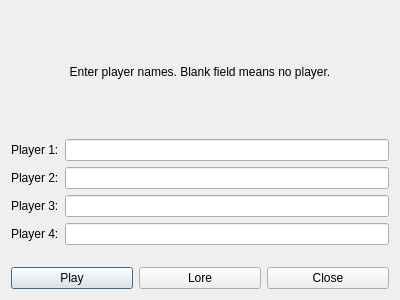
Qt form Game/dialog.ui (nikkenu/Programming-3-Techniques) before a commit.
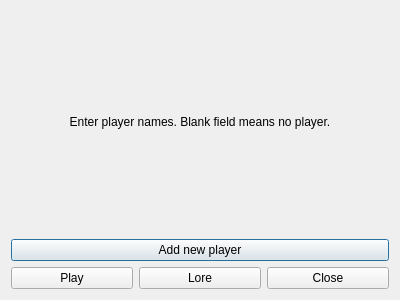
The same form after that commit.

```diff
--- a/Game/dialog.ui
+++ b/Game/dialog.ui
@@ -25,48 +25,14 @@
     </widget>
    </item>
    <item>
-    <layout class="QFormLayout" name="formLayout">
-     <item row="0" column="0">
-      <widget class="QLabel" name="p1Label">
-       <property name="text">
-        <string>Player 1:</string>
-       </property>
-      </widget>
-     </item>
-     <item row="0" column="1">
-      <widget class="QLineEdit" name="p1Name"/>
-     </item>
-     <item row="1" column="0">
-      <widget class="QLabel" name="p2Label">
-       <property name="text">
-        <string>Player 2:</string>
-       </property>
-      </widget>
-     </item>
-     <item row="1" column="1">
-      <widget class="QLineEdit" name="p2Name"/>
-     </item>
-     <item row="2" column="0">
-      <widget class="QLabel" name="p3Label">
-       <property name="text">
-        <string>Player 3:</string>
-       </property>
-      </widget>
-     </item>
-     <item row="3" column="0">
-      <widget class="QLabel" name="p4Label">
-       <property name="text">
-        <string>Player 4:</string>
-       </property>
-      </widget>
-     </item>
-     <item row="2" column="1">
-      <widget class="QLineEdit" name="p3Name"/>
-     </item>
-     <item row="3" column="1">
-      <widget class="QLineEdit" name="p4Name"/>
-     </item>
-    </layout>
+    <layout class="QFormLayout" name="formLayout"/>
+   </item>
+   <item>
+    <widget class="QPushButton" name="addNewPlayerButton">
+     <property name="text">
+      <string>Add new player</string>
+     </property>
+    </widget>
    </item>
    <item>
     <layout class="QHBoxLayout" name="horizontalLayout">
```
